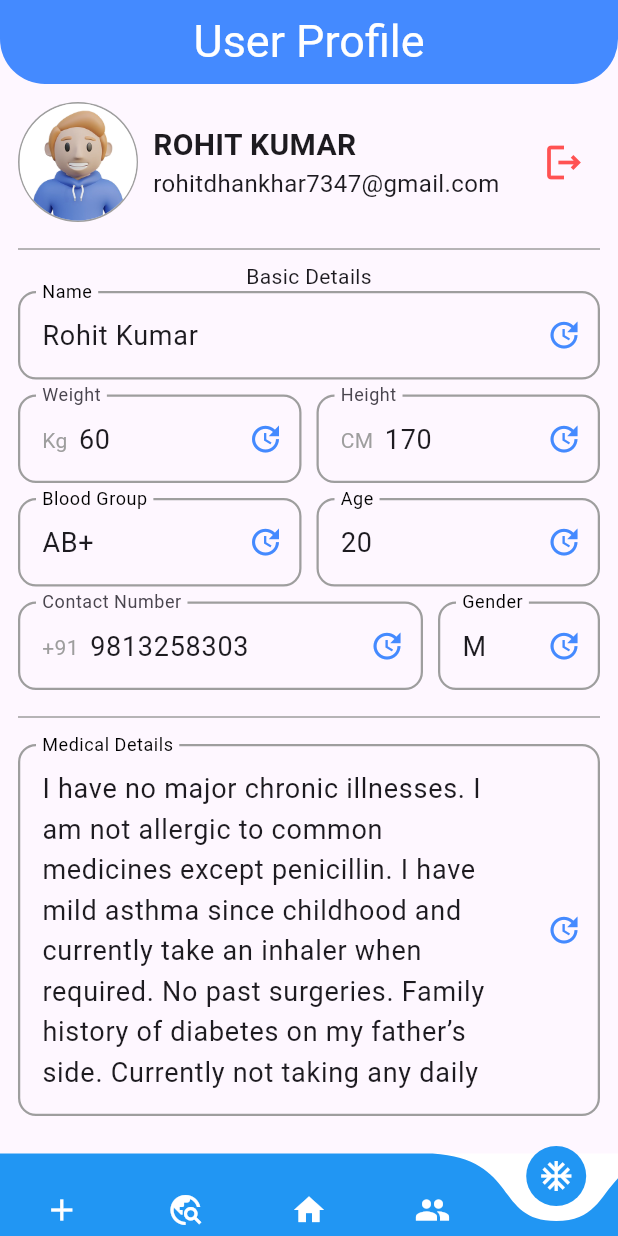
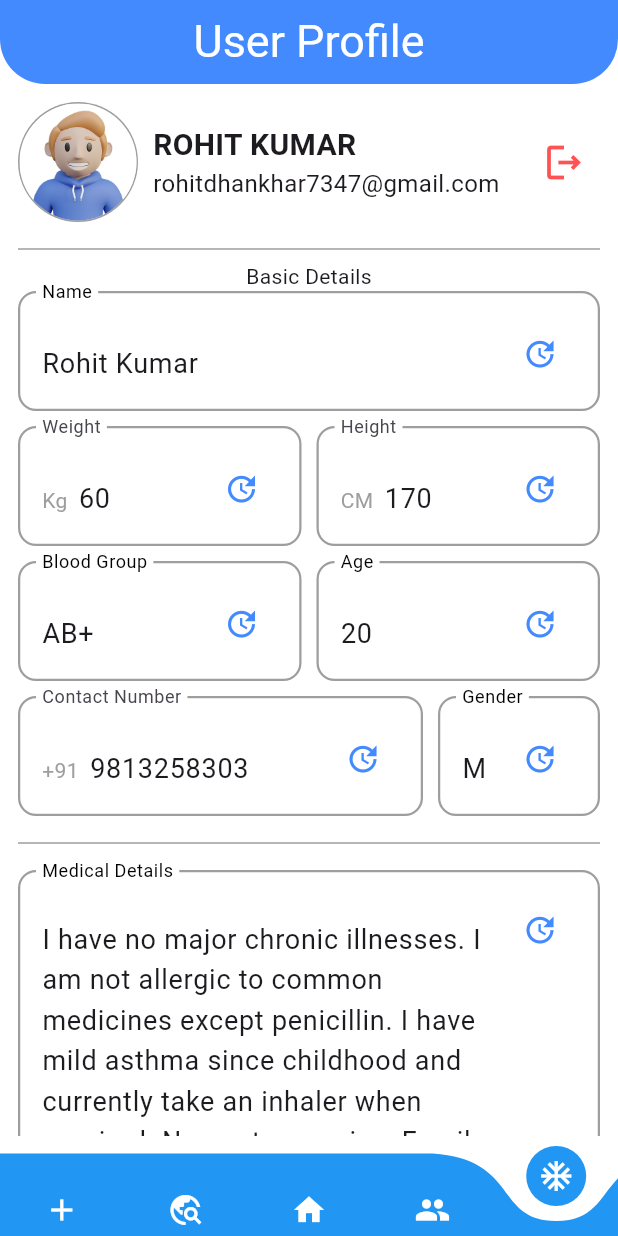
Before and after one commit to rohit070805/med_chat, a Flutter app: the screen it shows after launch, item 5 of the bottom bar chosen, on a phone screen of 412 x 824 dp. Run offline on Flutter 3.47's test engine with Material 3 defaults, Android fonts, the light colour scheme and no system bars; drawn by our look-alikes of curved_navigation_bar; our stand-ins replace dash_chat_2, image_picker, lottie.

Commit message:
updated user profile page

```diff
--- a/lib/screens/UserProfilePage.dart
+++ b/lib/screens/UserProfilePage.dart
@@ -35,6 +35,7 @@ class _UserprofilepageState extends State<Userprofilepage> {
   @override
   Widget build(BuildContext context) {
     return Scaffold(
+      backgroundColor: Colors.white,
       appBar: AppBar(
         centerTitle: true,
         automaticallyImplyLeading: false,
@@ -46,6 +47,7 @@ class _UserprofilepageState extends State<Userprofilepage> {
       ),
       body: Padding(
         padding: const EdgeInsets.all(12.0),
+        child: SingleChildScrollView(
           child: Column(
             children: [
               Row(
@@ -75,17 +77,17 @@ class _UserprofilepageState extends State<Userprofilepage> {
               SizedBox(height: 10,),
               Divider(thickness: 1,color: Colors.grey,),
               Text("Basic Details"),
-            Components().normaltextFeild(_nameController, "Name"),
+              Components().normaltextFeild(context,_nameController, "Name"),
               SizedBox(width: 10),
               SizedBox(height: 10,),
               Row(
                 children: [
                   Expanded(
-                  child: Components().withPrefixTextFeild(_weightController, "Weight", "Kg  ")
+                    child: Components().withPrefixTextFeild(context,_weightController, "Weight", "Kg  ")
                   ),
                   SizedBox(width: 10,),
                   Expanded(
-                  child: Components().withPrefixTextFeild(_heightController, "Height", "CM  ")
+                    child: Components().withPrefixTextFeild(context,_heightController, "Height", "CM  ")
 
                   )
                 ]
@@ -95,12 +97,12 @@ class _UserprofilepageState extends State<Userprofilepage> {
               Row(
                   children: [
                     Expanded(
-                    child: Components().normaltextFeild(_bloodgrpController, "Blood Group"),
+                      child: Components().normaltextFeild(context,_bloodgrpController, "Blood Group"),
 
                     ),
                     SizedBox(width: 10,),
                     Expanded(
-                    child: Components().normaltextFeild(_ageController, "Age")
+                      child: Components().normaltextFeild(context,_ageController, "Age")
                     )
                   ]
 
@@ -110,13 +112,13 @@ class _UserprofilepageState extends State<Userprofilepage> {
                 children: [
                   Expanded(
                     flex: 5,
-                  child: Components().withPrefixTextFeild(_contactController, "Contact Number", "+91  ")
+                    child: Components().withPrefixTextFeild(context,_contactController, "Contact Number", "+91  ")
                   ),
                   SizedBox(width: 10,),
 
                   Expanded(
                     flex: 2,
-                  child: Components().normaltextFeild(_genderController, "Gender"),
+                    child: Components().normaltextFeild(context,_genderController, "Gender"),
                   ),
                 ],
               ),
@@ -125,10 +127,11 @@ class _UserprofilepageState extends State<Userprofilepage> {
               SizedBox(height: 10,),
 
 
-            Components().normaltextFeild(_medicalDetailsController, "Medical Details"),
+              Components().normaltextFeild(context,_medicalDetailsController, "Medical Details"),
 
 
             ],
+          ),
         ),
       )
     );
```
Also changed, not shown: lib/utils/components.dart (+89 -9 lines). Lines whose indentation alone changed are shown as unchanged.
